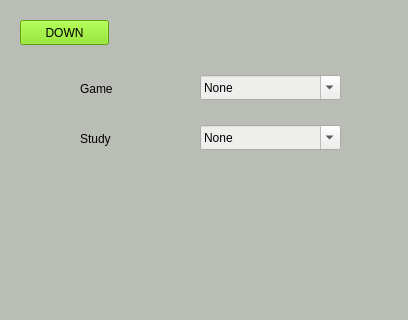
Qt form rule_lv2.ui (phuonglecva-163219/ai_project) before a commit; both pictures show x 0 to 408 and y 0 to 320 of the 408 by 524 pixel window.
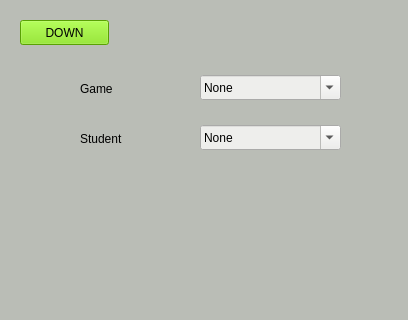
The same form after that commit.

Diff of the .ui file:
```diff
--- a/rule_lv2.ui
+++ b/rule_lv2.ui
@@ -81,7 +81,7 @@
      </rect>
     </property>
     <property name="text">
-     <string>Study</string>
+     <string>Student</string>
     </property>
    </widget>
    <widget class="QComboBox" name="student">
```
Left out of the diff: 5 changed lines with no effect on the pictures.
